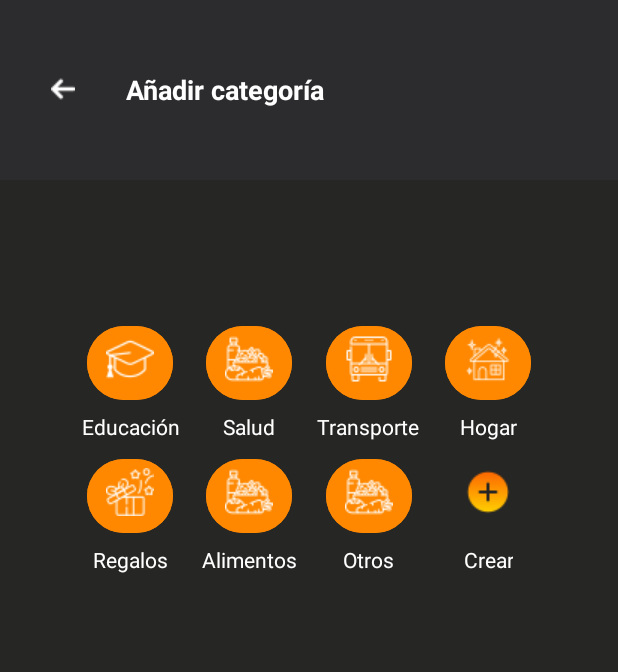
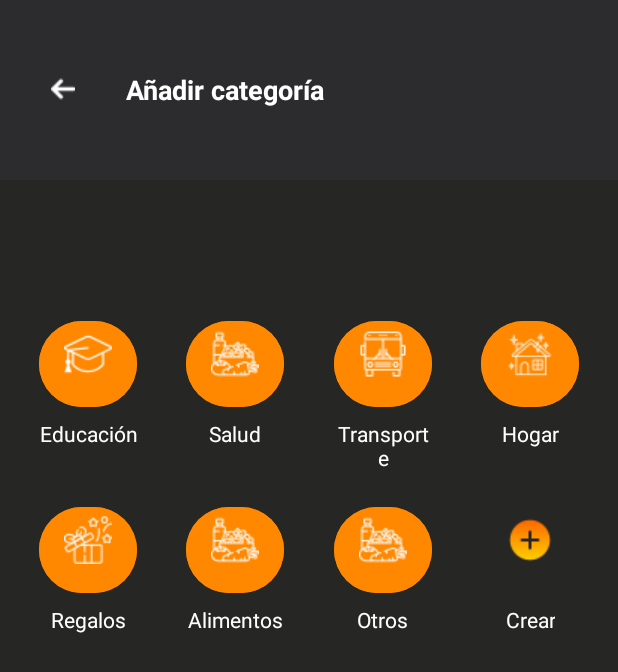
Before and after one commit to Axel202310/EF-MovilesApp-Grupo3, an Android app: the layout categorias.xml on its own in the app's theme, with its tools: preview values and no code run, on a phone screen of 412 x 824 dp. Shown: the top 672 px of the screen. Run offline under Robolectric (Android 15) with nearby library versions, the phone set to English and light mode, and no system bars.

Commit message:
Cambio Mirella: Interfaz crear categoria

```diff
--- a/app/src/main/res/layout/categorias.xml
+++ b/app/src/main/res/layout/categorias.xml
@@ -10,7 +10,7 @@
 
 
     <ScrollView
-        android:layout_width="350dp"
+        android:layout_width="395dp"
         android:layout_height="558dp"
         android:fillViewport="true"
         app:layout_constraintBottom_toBottomOf="parent"
@@ -24,7 +24,7 @@
             android:layout_height="wrap_content"
             android:alignmentMode="alignMargins"
             android:columnCount="4"
-            android:padding="16dp"
+            android:padding="1dp"
             android:useDefaultMargins="true">
 
             <!-- Item 1 - Educación -->
@@ -33,12 +33,13 @@
                 android:layout_height="wrap_content"
                 android:layout_columnWeight="1"
                 android:gravity="center"
+                android:layout_margin="15dp"
                 android:orientation="vertical">
 
                 <Button
                     android:id="@+id/button24"
-                    android:layout_width="57dp"
-                    android:layout_height="57dp"
+                    android:layout_width="65dp"
+                    android:layout_height="65dp"
                     android:backgroundTint="@android:color/holo_orange_dark"
                     android:drawableTop="@drawable/educacion"
                     android:gravity="center"
@@ -59,12 +60,13 @@
                 android:layout_height="wrap_content"
                 android:layout_columnWeight="1"
                 android:gravity="center"
+                android:layout_margin="15dp"
                 android:orientation="vertical">
 
                 <Button
                     android:id="@+id/button26"
-                    android:layout_width="57dp"
-                    android:layout_height="57dp"
+                    android:layout_width="65dp"
+                    android:layout_height="65dp"
                     android:backgroundTint="@android:color/holo_orange_dark"
                     android:drawableTop="@drawable/alimento"
                     android:gravity="center"
@@ -85,12 +87,13 @@
                 android:layout_height="wrap_content"
                 android:layout_columnWeight="1"
                 android:gravity="center"
+                android:layout_margin="15dp"
                 android:orientation="vertical">
 
                 <Button
                     android:id="@+id/button25"
-                    android:layout_width="57dp"
-                    android:layout_height="57dp"
+                    android:layout_width="65dp"
+                    android:layout_height="65dp"
                     android:backgroundTint="@android:color/holo_orange_dark"
                     android:drawableTop="@drawable/transporte"
                     android:gravity="center"
@@ -111,12 +114,13 @@
                 android:layout_height="wrap_content"
                 android:layout_columnWeight="1"
                 android:gravity="center"
+                android:layout_margin="15dp"
                 android:orientation="vertical">
 
                 <Button
                     android:id="@+id/button23"
-                    android:layout_width="57dp"
-                    android:layout_height="57dp"
+                    android:layout_width="65dp"
+                    android:layout_height="65dp"
                     android:backgroundTint="@android:color/holo_orange_dark"
                     android:drawableTop="@drawable/hogar"
                     android:gravity="center"
@@ -141,8 +145,8 @@
 
                 <Button
                     android:id="@+id/button18"
-                    android:layout_width="57dp"
-                    android:layout_height="57dp"
+                    android:layout_width="65dp"
+                    android:layout_height="65dp"
                     android:backgroundTint="@android:color/holo_orange_dark"
                     android:drawableTop="@drawable/regalo"
                     android:gravity="center"
@@ -167,8 +171,8 @@
 
                 <Button
                     android:id="@+id/button17"
-                    android:layout_width="57dp"
-                    android:layout_height="57dp"
+                    android:layout_width="65dp"
+                    android:layout_height="65dp"
                     android:backgroundTint="@android:color/holo_orange_dark"
                     android:drawableTop="@drawable/alimento"
                     android:gravity="center"
@@ -193,8 +197,8 @@
 
                 <Button
                     android:id="@+id/button21"
-                    android:layout_width="57dp"
-                    android:layout_height="57dp"
+                    android:layout_width="65dp"
+                    android:layout_height="65dp"
                     android:backgroundTint="@android:color/holo_orange_dark"
                     android:drawableTop="@drawable/alimento"
                     android:gravity="center"
@@ -219,8 +223,8 @@
 
                 <Button
                     android:id="@+id/button13"
-                    android:layout_width="57dp"
-                    android:layout_height="57dp"
+                    android:layout_width="65dp"
+                    android:layout_height="65dp"
                     android:background="@android:color/transparent"
                     android:drawableTop="@drawable/mas"
                     android:gravity="center"
@@ -234,7 +238,6 @@
                     android:textAlignment="center"
                     android:textColor="#FFFFFF" />
             </LinearLayout>
-
         </GridLayout>
     </ScrollView>
 
```
